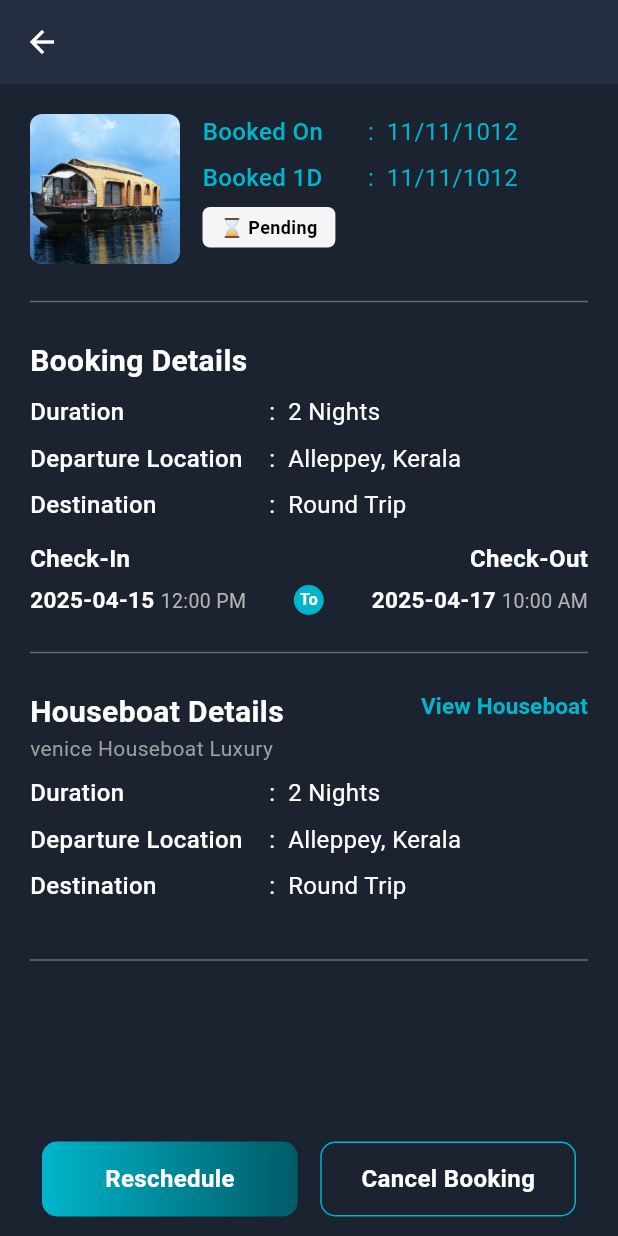
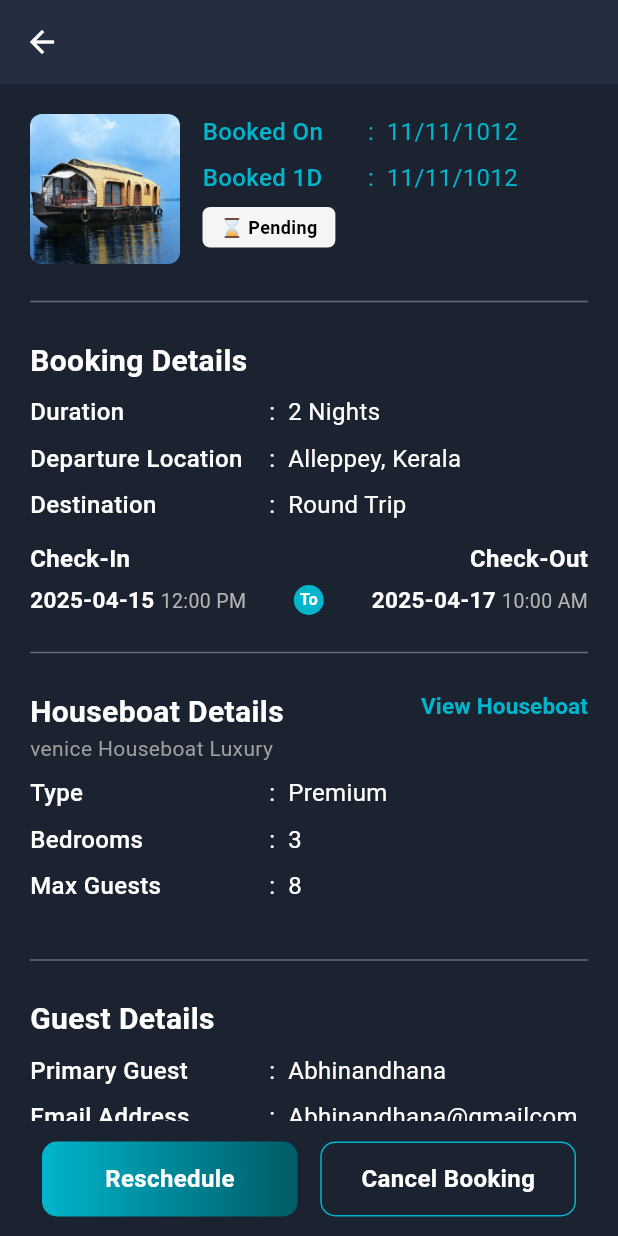
Before and after one commit to AbhinandhanaPU/houseboat_booking_app, a Flutter app: the BookingDetailsScreen screen opened directly, on a phone screen of 412 x 824 dp. Run offline on Flutter 3.47's test engine with Material 3 defaults, Android fonts, the phone set to English and light mode, and no system bars; our stand-ins replace connectivity_plus, file_picker, flutter_svg, image_picker, intl_phone_field, lottie and 2 more.

Commit message:
booking details screen 3

```diff
--- a/lib/app/views/bottom_nav/tabs/booking/screens/booking_details.dart
+++ b/lib/app/views/bottom_nav/tabs/booking/screens/booking_details.dart
@@ -86,7 +86,7 @@ class BookingDetailsScreen extends StatelessWidget {
                 ],
               ),
               CustomDivider(),
-              // Booking Details section
+              // Booking Major Details section
               BookingDetailsSection(
                 title: 'Booking Details',
                 details: [
@@ -103,16 +103,29 @@ class BookingDetailsScreen extends StatelessWidget {
               ),
               CustomDivider(),
 
-              //
+              //Houseboat details
               BookingDetailsSection(
                 title: 'Houseboat Details',
                 subtitle: 'venice Houseboat Luxury',
                 actionText: 'View Houseboat',
                 onActionPressed: () {},
                 details: [
-                  {'key': 'Duration', 'value': '2 Nights'},
-                  {'key': 'Departure Location', 'value': 'Alleppey, Kerala'},
-                  {'key': 'Destination', 'value': 'Round Trip'},
+                  {'key': 'Type', 'value': 'Premium'},
+                  {'key': 'Bedrooms', 'value': '3'},
+                  {'key': 'Max Guests', 'value': '8'},
+                ],
+              ),
+              CustomDivider(),
+
+              // Guest Details Section
+              BookingDetailsSection(
+                title: 'Guest Details',
+                details: [
+                  {'key': 'Primary Guest', 'value': 'Abhinandhana'},
+                  {'key': 'Email Address', 'value': 'Abhinandhana@gmailcom'},
+                  {'key': 'Phone Number', 'value': '+91 1234567890'},
+                  {'key': 'Country', 'value': 'India'},
+                  {'key': 'Guests', 'value': '4 Adults, 1 Child'},
                 ],
               ),
               CustomDivider(),
```
